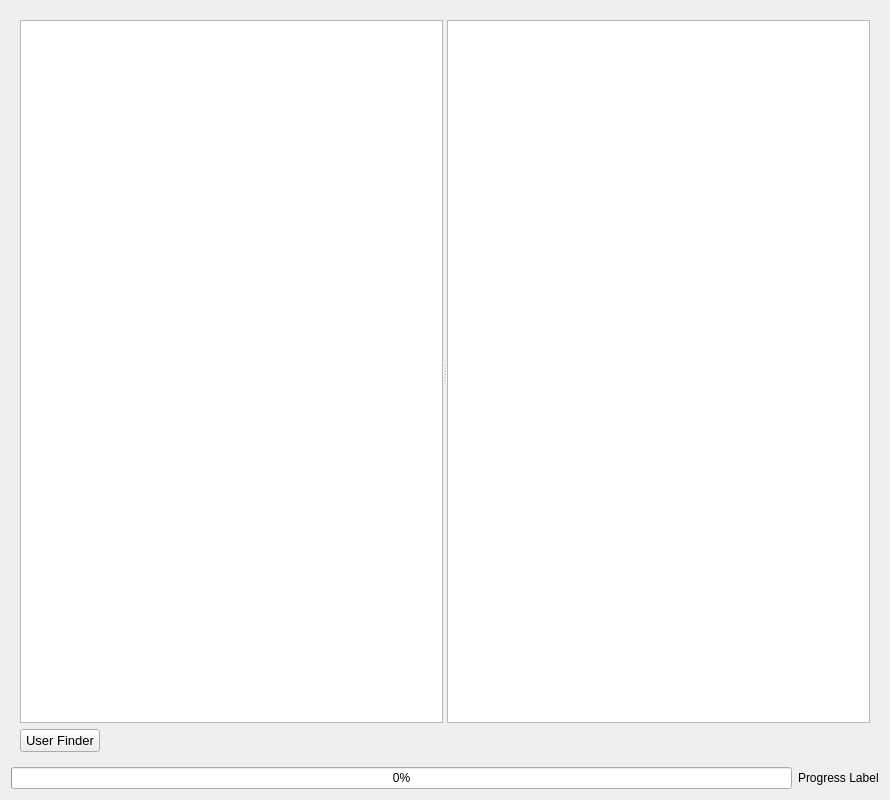
Before: the Qt Designer form DownloaderForReddit/GUI_Resources/UserFinderGUI.ui in MalloyDelacroix/DownloaderForReddit, drawn with Qt 5.
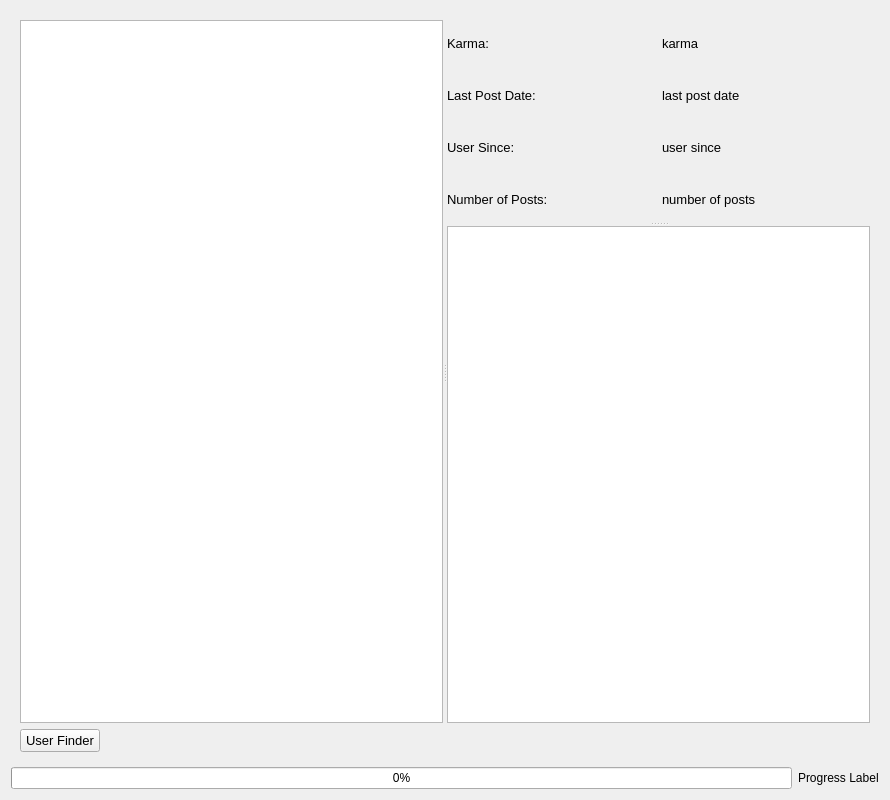
After: the same form once the commit is applied. The open tabs and pages were chosen to show the change. Icons and pictures are not drawn. Custom widgets are drawn as their Qt base class.

Commit message: Set up karma count and last post date attributes and GUI display. Create ClickableLabel class to get found user post count when clicked.

What changed in the file:
```diff
--- a/DownloaderForReddit/GUI_Resources/UserFinderGUI.ui
+++ b/DownloaderForReddit/GUI_Resources/UserFinderGUI.ui
@@ -283,7 +283,84 @@
       </layout>
      </widget>
      <widget class="QWidget" name="page_2">
-      <layout class="QGridLayout" name="gridLayout_13">
+      <layout class="QGridLayout" name="gridLayout_8">
+       <item row="0" column="0" colspan="2">
+        <widget class="QSplitter" name="splitter_2">
+         <property name="orientation">
+          <enum>Qt::Horizontal</enum>
+         </property>
+         <widget class="QListView" name="user_list_view"/>
+         <widget class="QSplitter" name="splitter">
+          <property name="orientation">
+           <enum>Qt::Vertical</enum>
+          </property>
+          <property name="opaqueResize">
+           <bool>true</bool>
+          </property>
+          <widget class="QWidget" name="">
+           <layout class="QGridLayout" name="gridLayout_7">
+            <item row="0" column="0">
+             <widget class="QLabel" name="label_4">
+              <property name="text">
+               <string>Karma:</string>
+              </property>
+             </widget>
+            </item>
+            <item row="0" column="1">
+             <widget class="QLabel" name="user_karma_label">
+              <property name="text">
+               <string>karma</string>
+              </property>
+             </widget>
+            </item>
+            <item row="1" column="0">
+             <widget class="QLabel" name="label_6">
+              <property name="text">
+               <string>Last Post Date:</string>
+              </property>
+             </widget>
+            </item>
+            <item row="2" column="0">
+             <widget class="QLabel" name="label_7">
+              <property name="text">
+               <string>User Since:</string>
+              </property>
+             </widget>
+            </item>
+            <item row="3" column="0">
+             <widget class="QLabel" name="label">
+              <property name="text">
+               <string>Number of Posts:</string>
+              </property>
+             </widget>
+            </item>
+            <item row="2" column="1">
+             <widget class="QLabel" name="user_member_since_label">
+              <property name="text">
+               <string>user since</string>
+              </property>
+             </widget>
+            </item>
+            <item row="3" column="1">
+             <widget class="ClickableLabel" name="user_number_of_posts_label">
+              <property name="text">
+               <string>number of posts</string>
+              </property>
+             </widget>
+            </item>
+            <item row="1" column="1">
+             <widget class="QLabel" name="user_last_post_date_label">
+              <property name="text">
+               <string>last post date</string>
+              </property>
+             </widget>
+            </item>
+           </layout>
+          </widget>
+          <widget class="QListWidget" name="content_list_widget"/>
+         </widget>
+        </widget>
+       </item>
        <item row="1" column="0">
         <widget class="QPushButton" name="user_finder_button">
          <property name="text">
@@ -304,21 +381,19 @@
          </property>
         </spacer>
        </item>
-       <item row="0" column="0" colspan="2">
-        <widget class="QSplitter" name="splitter_two">
-         <property name="orientation">
-          <enum>Qt::Horizontal</enum>
-         </property>
-         <widget class="QListView" name="user_list_view"/>
-         <widget class="QListWidget" name="content_list_widget"/>
-        </widget>
-       </item>
       </layout>
      </widget>
     </widget>
    </item>
   </layout>
  </widget>
+ <customwidgets>
+  <customwidget>
+   <class>ClickableLabel</class>
+   <extends>QLabel</extends>
+   <header location="global">ClickableLabel.h</header>
+  </customwidget>
+ </customwidgets>
  <resources/>
  <connections/>
 </ui>
```
The commit also changes 4 other files.
